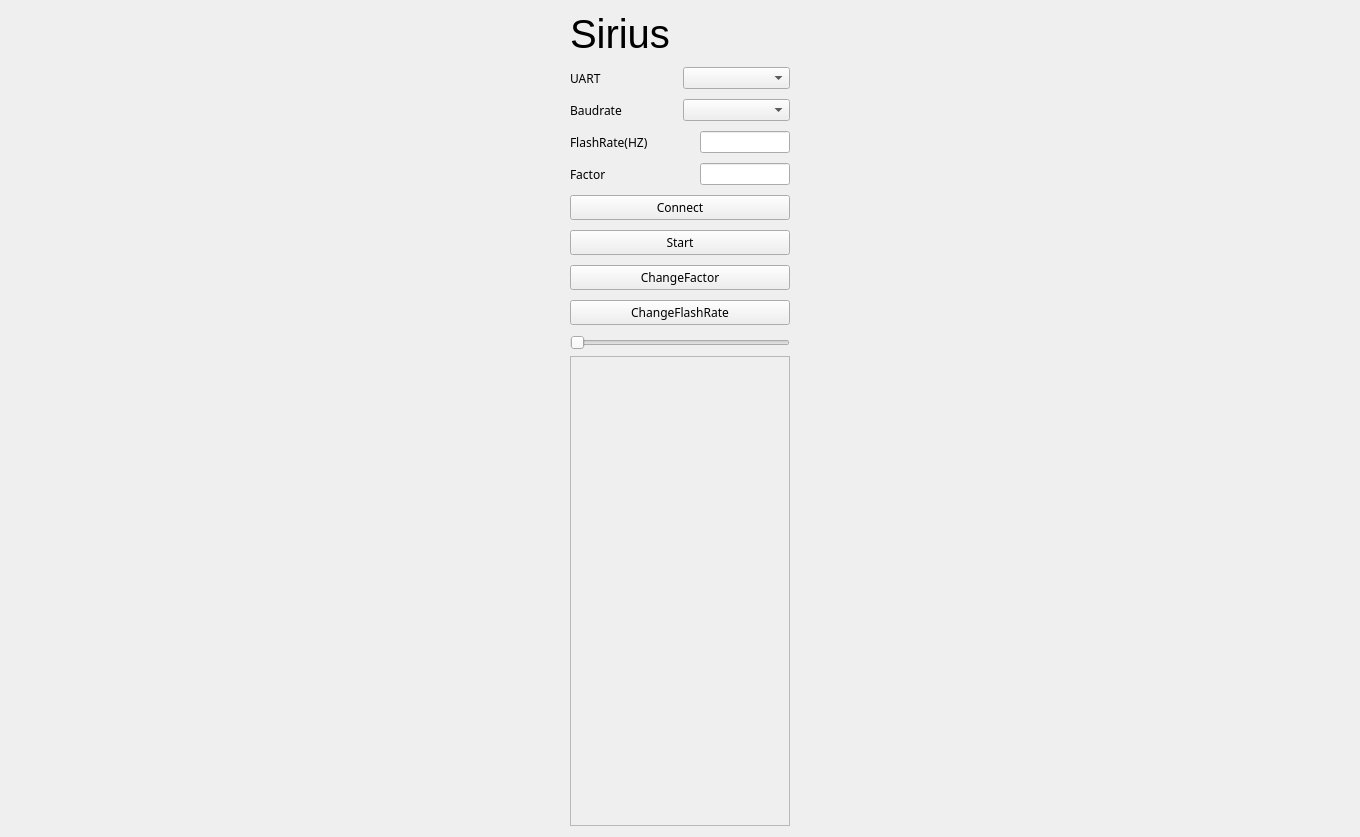
This is mainwindow.ui in cay125/SerialChart as Qt 5 draws it before an edit. The edited form follows.
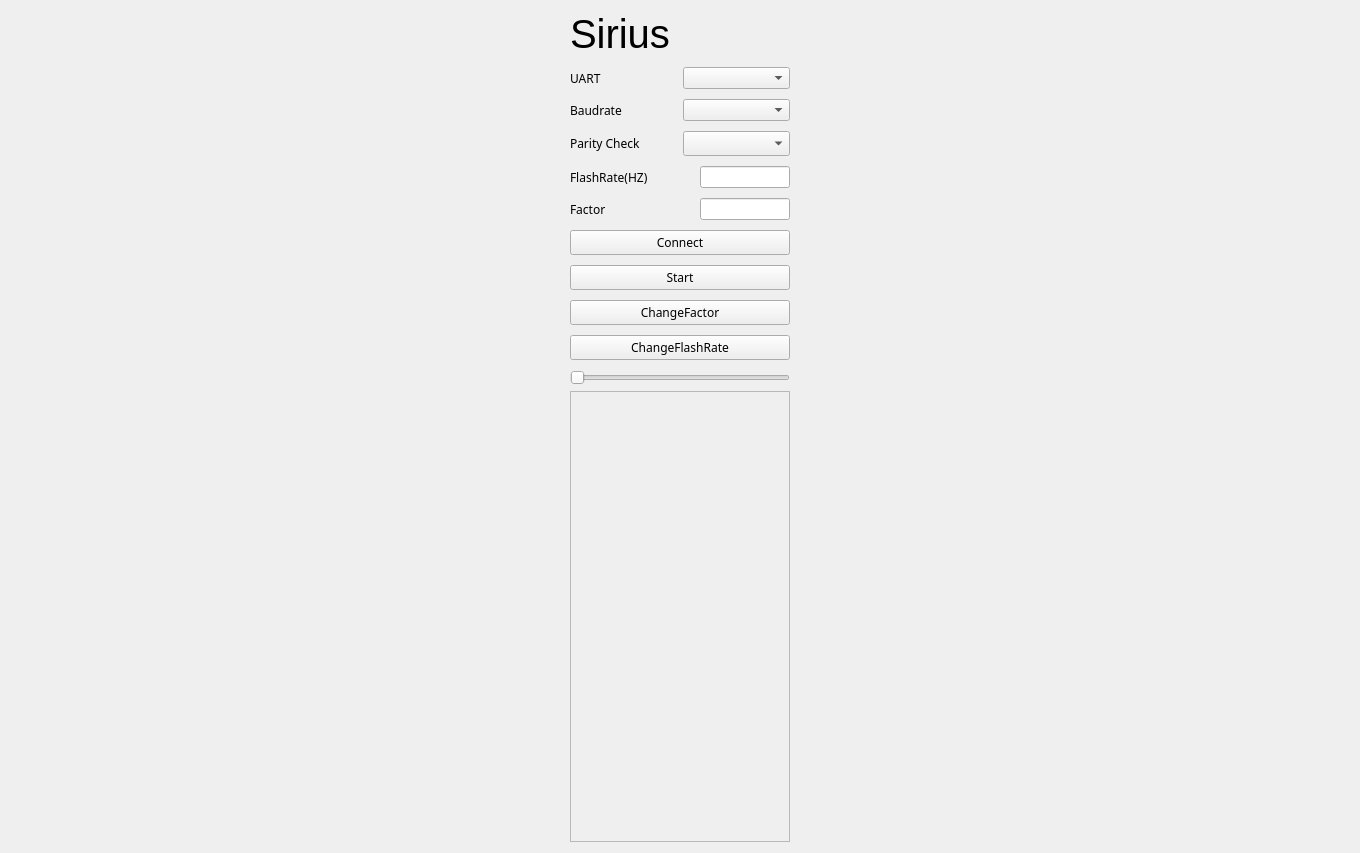
This is the edited form.

Commit message: add parity check

Patch:
```diff
--- a/mainwindow.ui
+++ b/mainwindow.ui
@@ -105,6 +105,43 @@
           </item>
          </layout>
         </item>
+        <item>
+         <layout class="QHBoxLayout" name="ParityLayout">
+          <item>
+           <widget class="QLabel" name="label">
+            <property name="minimumSize">
+             <size>
+              <width>70</width>
+              <height>0</height>
+             </size>
+            </property>
+            <property name="font">
+             <font>
+              <family>Microsoft YaHei</family>
+             </font>
+            </property>
+            <property name="text">
+             <string>Parity Check</string>
+            </property>
+           </widget>
+          </item>
+          <item>
+           <widget class="QComboBox" name="ParityBox">
+            <property name="minimumSize">
+             <size>
+              <width>90</width>
+              <height>0</height>
+             </size>
+            </property>
+            <property name="font">
+             <font>
+              <family>Microsoft YaHei</family>
+             </font>
+            </property>
+           </widget>
+          </item>
+         </layout>
+        </item>
         <item>
          <layout class="QHBoxLayout" name="FlashLayout">
           <item>
@@ -322,7 +359,7 @@
            <x>0</x>
            <y>0</y>
            <width>218</width>
-           <height>453</height>
+           <height>449</height>
           </rect>
          </property>
          <property name="minimumSize">
```
The commit also changes 4 other files.
